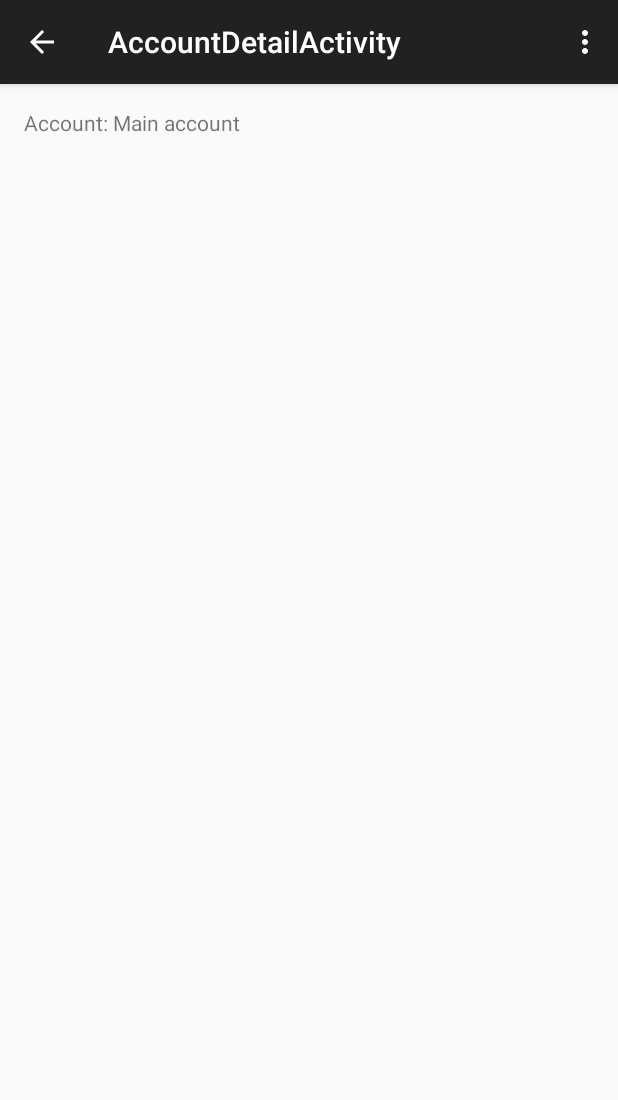
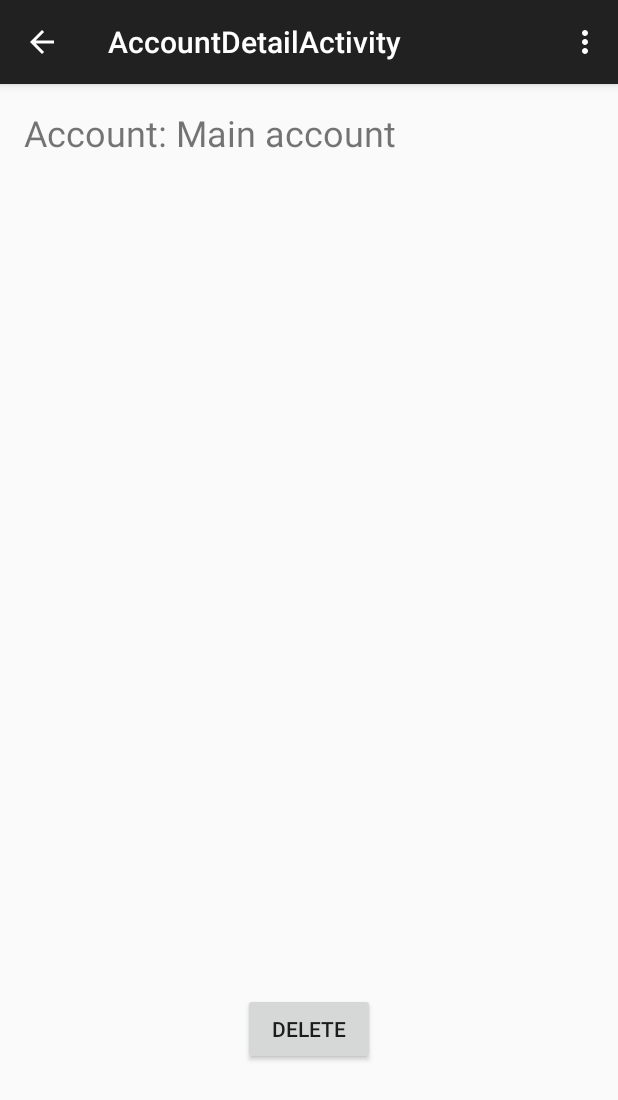
Before and after one commit to robol/PiggyBank, an Android app: the screen it shows after launch (AccountDetailActivity), after a tap on "Main account", on a phone screen of 412 x 824 dp. Shown: the top 1100 px of the screen. Run offline under Robolectric (Android 15) with nearby library versions, the phone set to English and light mode, and no system bars.

Commit message:
Lot of small fixes.

```diff
--- a/app/src/main/java/it/robol/android/piggybank/AccountDetailFragment.java
+++ b/app/src/main/java/it/robol/android/piggybank/AccountDetailFragment.java
@@ -2,6 +2,7 @@ package it.robol.android.piggybank;
 
 import android.os.Bundle;
 import android.support.v4.app.Fragment;
+import android.util.Log;
 import android.view.LayoutInflater;
 import android.view.View;
 import android.view.ViewGroup;
@@ -27,7 +28,7 @@ public class AccountDetailFragment extends Fragment {
         // Load the Account, if possible.
         if (getArguments() != null) {
             long id;
-            id = Long.parseLong(getArguments().getString("ID"));
+            id = getArguments().getLong("ID");
             mAccount = DataProvider.getInstance(getActivity()).
                     getAccountsManager().getAccount(id);
 
--- a/app/src/main/java/it/robol/android/piggybank/AccountListFragment.java
+++ b/app/src/main/java/it/robol/android/piggybank/AccountListFragment.java
@@ -36,7 +36,7 @@ public class AccountListFragment extends MasterFragment {
         Activity activity = getActivity();
         if (activity instanceof MasterCallbacks) {
             MasterCallbacks cb = (MasterCallbacks) activity;
-            cb.onItemSelected(this, String.valueOf(id));
+            cb.onItemSelected(this, id);
         }
 	}
 
--- a/app/src/main/java/it/robol/android/piggybank/AccountsAdapter.java
+++ b/app/src/main/java/it/robol/android/piggybank/AccountsAdapter.java
@@ -4,30 +4,44 @@ import java.util.ArrayList;
 
 import it.robol.android.piggybank.data.Account;
 import it.robol.android.piggybank.data.DataProvider;
+import it.robol.android.piggybank.data.ManagerListener;
+
 import android.content.Context;
 import android.database.DataSetObserver;
+import android.util.Log;
 import android.view.LayoutInflater;
 import android.view.View;
 import android.view.ViewGroup;
 import android.widget.ListAdapter;
 import android.widget.ListView;
 import android.widget.TextView;
+import java.util.HashSet;
 
-public class AccountsAdapter implements ListAdapter {
+public class AccountsAdapter implements ListAdapter, ManagerListener {
 
 	private DataProvider mProvider = null;
 	private ArrayList<Account> mAccounts = new ArrayList<Account>();
 	private Context mContext = null;
 
+    private final static String LOG_TAG = "AccountsAdapter";
+
+    private HashSet<DataSetObserver> mObservers = new HashSet<DataSetObserver>();
+
 	public AccountsAdapter(Context context) {
 		mContext = context;
 		mProvider = DataProvider.getInstance(context);
 
-		// TODO: Once the Observer interface is built into the DataProvider
-		// we should really hook up there.
+        mProvider.getAccountsManager().registerListener(this);
 
 		reloadData();
 	}
+
+    public void onManagerChanged() {
+        reloadData();
+        for (DataSetObserver o : mObservers) {
+            o.onChanged();
+        }
+    }
 
 	public void reloadData() {
 		mAccounts = mProvider.getAccountsManager().getAccounts();
@@ -88,10 +102,12 @@ public class AccountsAdapter implements ListAdapter {
 
 	@Override
 	public void registerDataSetObserver(DataSetObserver observer) {
+        mObservers.add(observer);
 	}
 
 	@Override
 	public void unregisterDataSetObserver(DataSetObserver observer) {
+        mObservers.remove(observer);
 	}
 
 	@Override
--- a/app/src/main/java/it/robol/android/piggybank/MainActivity.java
+++ b/app/src/main/java/it/robol/android/piggybank/MainActivity.java
@@ -9,6 +9,9 @@ import android.util.Log;
 import android.view.Menu;
 import android.view.MenuInflater;
 import android.view.MenuItem;
+import android.view.View;
+
+import it.robol.android.piggybank.data.DataProvider;
 
 /**
  * An activity representing a list of Movements. This activity has different
@@ -34,6 +37,13 @@ public class MainActivity extends ActionBarActivity implements
 	 */
 	private boolean mTwoPane;
 
+    /**
+     * The ID currently displayed in the detail view when the two-pane mode is active.
+     */
+    private long mCurrentId = -1;
+
+    private PlaceholderFragment mPlaceholderFragment;
+
 	public boolean hasTwoPaneModeEnabled() {
 		return mTwoPane;
 	}
@@ -41,14 +51,20 @@ public class MainActivity extends ActionBarActivity implements
 	@Override
 	protected void onCreate(Bundle savedInstanceState) {
 		super.onCreate(savedInstanceState);
-		setContentView(R.layout.activity_movement_list);
+
+        mPlaceholderFragment = new PlaceholderFragment();
+
+        setContentView(R.layout.activity_main_list);
+
+        // You may uncomment this to force two-pane mode on a phone, for debugging purpose.
+        // setContentView(R.layout.activity_main_twopane);
 
 		// Setup the ActionBar to navigate through
 		ActionBar bar = getSupportActionBar();
         bar.setNavigationMode(ActionBar.NAVIGATION_MODE_TABS);
         bar.setDisplayOptions(0, ActionBar.DISPLAY_SHOW_TITLE);
 
-		if (findViewById(R.id.movement_detail_container) != null) {
+		if (findViewById(R.id.detail_container) != null) {
 			// The detail container view will be present only in the
 			// large-screen layouts (res/values-large and
 			// res/values-sw600dp). If this view is present, then the
@@ -71,18 +87,28 @@ public class MainActivity extends ActionBarActivity implements
 	 * that the item with the given ID was selected.
 	 */
 	@Override
-	public void onItemSelected(MasterFragment source, String id) {
-        Log.d(LOG_TAG, "Selected id = " + id);
+	public void onItemSelected(MasterFragment source, long id) {
+
+        Bundle extras = new Bundle();
+        extras.putLong("ID", id);
+
+        mCurrentId = id;
 
         if (mTwoPane) {
-            // Still to implement this
+            try {
+                Fragment detailFragment = (Fragment) source.getDetailFragmentClass().newInstance();
+                detailFragment.setArguments(extras);
+
+                getSupportFragmentManager().beginTransaction().replace(R.id.detail_container,
+                        detailFragment).commit();
+            } catch (Exception e) {
+                Log.d(LOG_TAG, "Failed to load the DetailFragment for " + source.toString());
+            }
         }
         else {
-            Bundle extras = new Bundle();
-            extras.putString("ID", id);
-            Intent newIntent = new Intent(this, source.getDetailActivityClass());
-            newIntent.putExtras(extras);
-            startActivity(newIntent);
+            Intent intent = new Intent(this, source.getDetailActivityClass());
+            intent.putExtras(extras);
+            startActivity(intent);
         }
 	}
 
@@ -104,4 +130,22 @@ public class MainActivity extends ActionBarActivity implements
         return false;
 	}
 
+    /**
+     * Load the {@link PlaceholderFragment} when we are in the two-pane view and there is nothing
+     * to do. In the classic smartphone view, this is a no-op.
+     */
+    public void loadPlaceholderFragment () {
+        if (mTwoPane) {
+            getSupportFragmentManager().beginTransaction().replace(R.id.detail_container,
+                    mPlaceholderFragment).commit();
+
+            mCurrentId = -1;
+        }
+    }
+
+    public void onDeleteAccountClicked (View view) {
+        DataProvider.getInstance(this).getAccountsManager().removeAccount(mCurrentId);
+        loadPlaceholderFragment();
+    }
+
 }
--- a/app/src/main/java/it/robol/android/piggybank/MasterCallbacks.java
+++ b/app/src/main/java/it/robol/android/piggybank/MasterCallbacks.java
@@ -4,11 +4,11 @@ public interface MasterCallbacks {
 	/**
 	 * Callback for when an item has been selected.
 	 */
-	public void onItemSelected(MasterFragment source, String id);
+	public void onItemSelected(MasterFragment source, long id);
 
 	public static MasterCallbacks dummyCallback = new MasterCallbacks () {
 		@Override
-		public void onItemSelected(MasterFragment source, String id) {
+		public void onItemSelected(MasterFragment source, long id) {
 		}
 	};
 }
--- /dev/null
+++ b/app/src/main/java/it/robol/android/piggybank/PlaceholderFragment.java
@@ -0,0 +1,22 @@
+package it.robol.android.piggybank;
+
+import android.os.Bundle;
+import android.support.v4.app.Fragment;
+import android.view.LayoutInflater;
+import android.view.View;
+import android.view.ViewGroup;
+import android.widget.FrameLayout;
+
+/**
+ * Simple {@link Fragment} that can be loaded in the Details view of the
+ * two-pane interface when there is nothing important to show.
+ */
+public class PlaceholderFragment extends Fragment {
+
+    @Override
+    public View onCreateView (LayoutInflater inflater, ViewGroup view, Bundle savedInstanceState) {
+        return new FrameLayout(getActivity());
+    }
+
+
+}
--- a/app/src/main/java/it/robol/android/piggybank/data/CategoriesManager.java
+++ b/app/src/main/java/it/robol/android/piggybank/data/CategoriesManager.java
@@ -6,7 +6,7 @@ import android.content.ContentValues;
 import android.database.Cursor;
 import android.database.sqlite.SQLiteDatabase;
 
-public class CategoriesManager {
+public class CategoriesManager extends Manager {
 
 	public static final String TABLE = "categories";
 
@@ -98,6 +98,7 @@ public class CategoriesManager {
 		}
 
 		db.close();
+        notifyDataChanged();
 		return category;
 	}
 
--- a/app/src/main/java/it/robol/android/piggybank/data/DataProvider.java
+++ b/app/src/main/java/it/robol/android/piggybank/data/DataProvider.java
@@ -15,12 +15,14 @@ public class DataProvider implements DatabaseHelper.ExampleDataLoader {
 
 	private AccountsManager mAccountsManager = null;
 	private CategoriesManager mCategoriesManager = null;
+    private MovementManager mMovementManager = null;
 
 	protected DataProvider(Context context) {
 		mHelper = new DatabaseHelper(context, this);
 
 		mAccountsManager = new AccountsManager(mHelper);
 		mCategoriesManager = new CategoriesManager(mHelper);
+        mMovementManager = new MovementManager(mHelper);
 	}
 
 	public void loadExampleData(SQLiteDatabase db) {
@@ -46,5 +48,7 @@ public class DataProvider implements DatabaseHelper.ExampleDataLoader {
 	public AccountsManager getAccountsManager() {
 		return mAccountsManager;
 	}
+    public CategoriesManager getCategoriesManager() { return mCategoriesManager; }
+    public MovementManager getMovementManager() { return mMovementManager; }
 
 }
--- /dev/null
+++ b/app/src/main/java/it/robol/android/piggybank/data/Manager.java
@@ -0,0 +1,48 @@
+package it.robol.android.piggybank.data;
+
+import android.util.Log;
+
+import java.util.HashSet;
+
+/**
+ * This is a generic class that represents a DataManager. It's extended
+ * by AccountsManager, CategoriesManager and the like.
+ */
+public class Manager {
+
+    private final static String LOG_TAG = "Manager";
+
+    protected HashSet<ManagerListener> mListeners = new HashSet<ManagerListener>();
+
+    /**
+     * Register a new {@link ManagerListener} that will be notified of the changes
+     * to this {@link Manager}.
+     * @param listener the {@link ManagerListener} that should be registered.
+     */
+    public void registerListener(ManagerListener listener) {
+        mListeners.add(listener);
+    }
+
+    /**
+     * Unregister a {@link ManagerListener} that has bene previously registered with a call
+     * to registerListener().
+     * @param listener The listener to unregister
+     */
+    public void unregisterListener (ManagerListener listener) {
+        if (! mListeners.remove(listener)) {
+            Log.w(LOG_TAG, "Trying to unregister listener that has not previously registered");
+        }
+    }
+
+    /**
+     * Notify the registered {@link ManagerListener} that some data has changed, and thus
+     * it should be reloaded.
+     */
+    protected void notifyDataChanged() {
+        for (ManagerListener listener : mListeners) {
+            listener.onManagerChanged();
+        }
+    }
+
+
+}
--- /dev/null
+++ b/app/src/main/java/it/robol/android/piggybank/data/ManagerListener.java
@@ -0,0 +1,12 @@
+package it.robol.android.piggybank.data;
+
+public interface ManagerListener {
+
+    /**
+     * Instance interested in listening to the changes of a Manager class should
+     * implement this and register themselves with the proper registerListener()
+     * methods.
+     */
+    public void onManagerChanged();
+
+}
--- a/app/src/main/java/it/robol/android/piggybank/data/MovementManager.java
+++ b/app/src/main/java/it/robol/android/piggybank/data/MovementManager.java
@@ -6,7 +6,7 @@ import android.content.ContentValues;
 import android.database.Cursor;
 import android.database.sqlite.SQLiteDatabase;
 
-public class MovementManager {
+public class MovementManager extends Manager {
 
 	private DatabaseHelper mHelper;
 
@@ -119,6 +119,7 @@ public class MovementManager {
 
 		db.close();
 
+        notifyDataChanged();
 		return movement;
 	}
 
--- a/app/src/main/res/layout/activity_movement_twopane.xml
+++ b/app/src/main/res/layout/activity_main_twopane.xml
@@ -31,7 +31,7 @@
         tools:layout="@android:layout/list_content" />
 
     <FrameLayout
-        android:id="@+id/movement_detail_container"
+        android:id="@+id/detail_container"
         android:layout_width="0dp"
         android:layout_height="match_parent"
         android:layout_weight="3" />
--- a/app/src/main/res/layout/fragment_account_detail.xml
+++ b/app/src/main/res/layout/fragment_account_detail.xml
@@ -10,8 +10,19 @@
 
     <TextView
         android:id="@+id/account_detail_name"
-        android:text=""
+        android:text="Account: sample"
         android:layout_width="wrap_content"
-        android:layout_height="wrap_content" />
+        android:layout_height="wrap_content"
+        android:textSize="24dp"/>
+
+    <Button
+        android:layout_width="wrap_content"
+        android:layout_height="wrap_content"
+        android:text="@string/delete"
+        android:id="@+id/button"
+        android:layout_alignParentBottom="true"
+        android:layout_centerHorizontal="true"
+        android:layout_marginBottom="98dp"
+        android:onClick="onDeleteAccountClicked"/>
 
 </RelativeLayout>
--- a/app/src/main/res/values-large/refs.xml
+++ b/app/src/main/res/values-large/refs.xml
@@ -7,6 +7,6 @@
     For more on layout aliases, see:
     http://developer.android.com/training/multiscreen/screensizes.html#TaskUseAliasFilters
     -->
-    <item name="activity_movement_list" type="layout">@layout/activity_movement_twopane</item>
+    <item name="activity_main_list" type="layout">@layout/activity_main_twopane</item>
 
 </resources>
--- a/app/src/main/res/values-sw600dp/refs.xml
+++ b/app/src/main/res/values-sw600dp/refs.xml
@@ -7,6 +7,6 @@
     For more on layout aliases, see:
     http://developer.android.com/training/multiscreen/screensizes.html#TaskUseAliasFilters
     -->
-    <item name="activity_movement_list" type="layout">@layout/activity_movement_twopane</item>
+    <item name="activity_main_list" type="layout">@layout/activity_main_twopane</item>
 
 </resources>
--- a/app/src/main/res/values/strings.xml
+++ b/app/src/main/res/values/strings.xml
@@ -13,5 +13,6 @@
     <string name="title_activity_account_detail">AccountDetailActivity</string>
     <string name="hello_world">Hello world!</string>
     <string name="action_settings">Settings</string>
+    <string name="delete">Delete</string>
 
 </resources>
```
Also changed, not shown: app/src/main/java/it/robol/android/piggybank/AccountDetailActivity.java (+15 -16 lines), app/src/main/java/it/robol/android/piggybank/data/AccountsManager.java (+31 -1 lines), app/src/main/res/layout/activity_main_list.xml (renamed from app/src/main/res/layout/activity_movement_list.xml).
